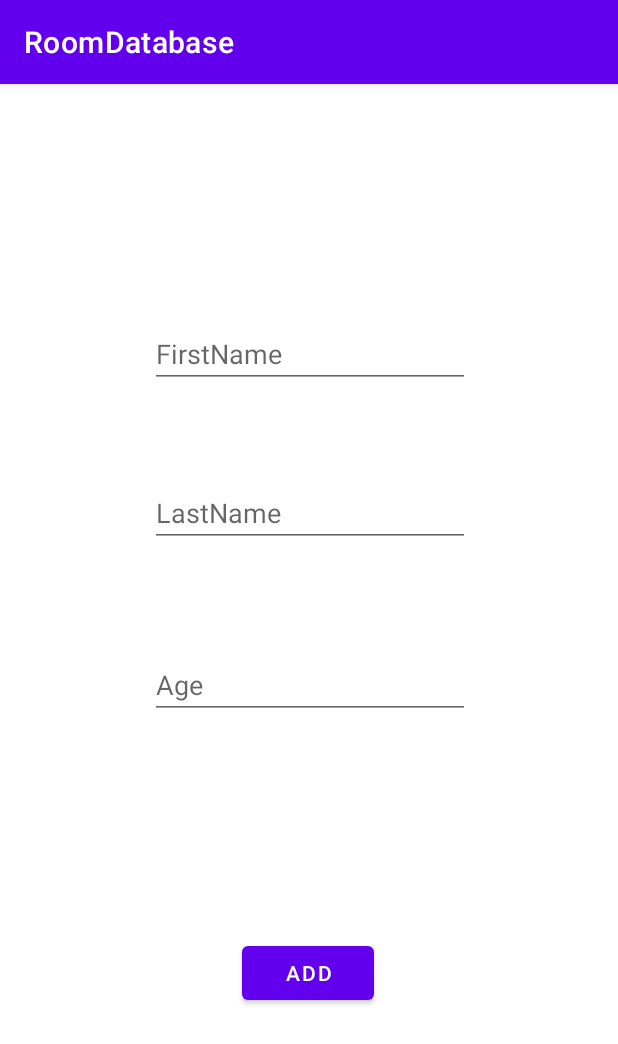
After one commit to MortezaHadi/RoomDatabase, an Android app: the AddFragment screen opened through its navigation route, on a phone screen of 412 x 824 dp. The commit adds this screen. Shown: the top 1044 px of the screen. Run offline under Robolectric (Android 15) with nearby library versions, the phone set to English and light mode, and no system bars.

Commit message:
Fragments

```diff
--- /dev/null
+++ b/app/src/main/java/com/example/roomdatabase/fragment/add/AddFragment.kt
@@ -0,0 +1,27 @@
+package com.example.roomdatabase.fragment.add
+
+import android.os.Bundle
+import androidx.fragment.app.Fragment
+import android.view.LayoutInflater
+import android.view.View
+import android.view.ViewGroup
+import androidx.recyclerview.widget.RecyclerView
+import com.example.roomdatabase.R
+import com.google.android.material.floatingactionbutton.FloatingActionButton
+
+class AddFragment : Fragment() {
+
+    override fun onCreateView(
+        inflater: LayoutInflater, container: ViewGroup?,
+        savedInstanceState: Bundle?
+    ): View? {
+        // Inflate the layout for this fragment
+        val view = inflater.inflate(R.layout.fragment_add, container, false)
+
+
+
+
+
+        return view
+    }
+}
--- /dev/null
+++ b/app/src/main/java/com/example/roomdatabase/fragment/list/ListFragment.kt
@@ -0,0 +1,26 @@
+package com.example.roomdatabase.fragment.list
+
+import android.os.Bundle
+import androidx.fragment.app.Fragment
+import android.view.LayoutInflater
+import android.view.View
+import android.view.ViewGroup
+import androidx.navigation.fragment.findNavController
+import com.example.roomdatabase.R
+import com.google.android.material.floatingactionbutton.FloatingActionButton
+
+class ListFragment : Fragment() {
+    override fun onCreateView(
+        inflater: LayoutInflater, container: ViewGroup?,
+        savedInstanceState: Bundle?
+    ): View? {
+        // Inflate the layout for this fragment
+        val view = inflater.inflate(R.layout.fragment_list, container, false)
+
+        view.findViewById<FloatingActionButton>(R.id.floatingActionButton).setOnClickListener{
+            findNavController().navigate(R.id.action_listFragment_to_addFragment)
+        }
+
+        return view
+    }
+}
--- /dev/null
+++ b/app/src/main/res/drawable/ic_add.xml
@@ -0,0 +1,5 @@
+<vector android:height="24dp" android:tint="#000000"
+    android:viewportHeight="24" android:viewportWidth="24"
+    android:width="24dp" xmlns:android="http://schemas.android.com/apk/res/android">
+    <path android:fillColor="@android:color/white" android:pathData="M19,13h-6v6h-2v-6H5v-2h6V5h2v6h6v2z"/>
+</vector>
--- a/app/src/main/res/layout/activity_main.xml
+++ b/app/src/main/res/layout/activity_main.xml
@@ -6,13 +6,18 @@
     android:layout_height="match_parent"
     tools:context=".MainActivity">
 
-    <TextView
-        android:layout_width="wrap_content"
-        android:layout_height="wrap_content"
-        android:text="Hello World!"
+
+    <androidx.fragment.app.FragmentContainerView
+        android:id="@+id/fragmentContainerView2"
+        android:name="androidx.navigation.fragment.NavHostFragment"
+        android:layout_width="409dp"
+        android:layout_height="729dp"
+        app:defaultNavHost="true"
         app:layout_constraintBottom_toBottomOf="parent"
         app:layout_constraintEnd_toEndOf="parent"
+        app:layout_constraintHorizontal_bias="0.5"
         app:layout_constraintStart_toStartOf="parent"
-        app:layout_constraintTop_toTopOf="parent" />
-
+        app:layout_constraintTop_toTopOf="parent"
+        app:layout_constraintVertical_bias="0.5"
+        app:navGraph="@navigation/my_nav" />
 </androidx.constraintlayout.widget.ConstraintLayout>
--- /dev/null
+++ b/app/src/main/res/layout/fragment_add.xml
@@ -0,0 +1,62 @@
+<?xml version="1.0" encoding="utf-8"?>
+<androidx.constraintlayout.widget.ConstraintLayout xmlns:android="http://schemas.android.com/apk/res/android"
+    xmlns:app="http://schemas.android.com/apk/res-auto"
+    xmlns:tools="http://schemas.android.com/tools"
+    android:layout_width="match_parent"
+    android:layout_height="match_parent"
+    tools:context=".fragment.add.AddFragment">
+
+    <EditText
+        android:id="@+id/tvAge"
+        android:layout_width="wrap_content"
+        android:layout_height="wrap_content"
+        android:ems="10"
+        android:hint="@string/age"
+        android:inputType="textPersonName"
+        app:layout_constraintBottom_toBottomOf="parent"
+        app:layout_constraintEnd_toEndOf="parent"
+        app:layout_constraintHorizontal_bias="0.502"
+        app:layout_constraintStart_toStartOf="parent"
+        app:layout_constraintTop_toTopOf="parent"
+        app:layout_constraintVertical_bias="0.524" />
+
+    <EditText
+        android:id="@+id/tvFirstName"
+        android:layout_width="wrap_content"
+        android:layout_height="wrap_content"
+        android:ems="10"
+        android:hint="@string/firstname"
+        android:inputType="textPersonName"
+        app:layout_constraintBottom_toBottomOf="parent"
+        app:layout_constraintEnd_toEndOf="parent"
+        app:layout_constraintHorizontal_bias="0.502"
+        app:layout_constraintStart_toStartOf="parent"
+        app:layout_constraintTop_toTopOf="parent"
+        app:layout_constraintVertical_bias="0.202" />
+
+    <EditText
+        android:id="@+id/tvLastName"
+        android:layout_width="wrap_content"
+        android:layout_height="wrap_content"
+        android:ems="10"
+        android:hint="@string/lastname"
+        android:inputType="textPersonName"
+        app:layout_constraintBottom_toBottomOf="parent"
+        app:layout_constraintEnd_toEndOf="parent"
+        app:layout_constraintHorizontal_bias="0.502"
+        app:layout_constraintStart_toStartOf="parent"
+        app:layout_constraintTop_toTopOf="parent"
+        app:layout_constraintVertical_bias="0.357" />
+
+    <Button
+        android:id="@+id/buttonAdd"
+        android:layout_width="wrap_content"
+        android:layout_height="wrap_content"
+        android:text="@string/add"
+        app:layout_constraintBottom_toBottomOf="parent"
+        app:layout_constraintEnd_toEndOf="parent"
+        app:layout_constraintHorizontal_bias="0.498"
+        app:layout_constraintStart_toStartOf="parent"
+        app:layout_constraintTop_toTopOf="parent"
+        app:layout_constraintVertical_bias="0.806" />
+</androidx.constraintlayout.widget.ConstraintLayout>
--- /dev/null
+++ b/app/src/main/res/layout/fragment_list.xml
@@ -0,0 +1,28 @@
+<?xml version="1.0" encoding="utf-8"?>
+<androidx.constraintlayout.widget.ConstraintLayout xmlns:android="http://schemas.android.com/apk/res/android"
+    xmlns:app="http://schemas.android.com/apk/res-auto"
+    xmlns:tools="http://schemas.android.com/tools"
+    android:layout_width="match_parent"
+    android:layout_height="match_parent"
+    tools:context=".fragment.list.ListFragment">
+
+    <androidx.recyclerview.widget.RecyclerView
+        android:id="@+id/recyclerView"
+        android:layout_width="match_parent"
+        android:layout_height="match_parent"
+        tools:layout_editor_absoluteX="1dp"
+        tools:layout_editor_absoluteY="1dp" />
+
+    <com.google.android.material.floatingactionbutton.FloatingActionButton
+        android:id="@+id/floatingActionButton"
+        android:layout_width="wrap_content"
+        android:layout_height="wrap_content"
+        android:layout_marginEnd="24dp"
+        android:layout_marginBottom="24dp"
+        android:focusable="true"
+        android:clickable="true"
+        android:tint="@color/white"
+        android:src="@drawable/ic_add"
+        app:layout_constraintBottom_toBottomOf="parent"
+        app:layout_constraintEnd_toEndOf="parent" />
+</androidx.constraintlayout.widget.ConstraintLayout>
--- /dev/null
+++ b/app/src/main/res/navigation/my_nav.xml
@@ -0,0 +1,26 @@
+<?xml version="1.0" encoding="utf-8"?>
+<navigation xmlns:android="http://schemas.android.com/apk/res/android"
+    xmlns:app="http://schemas.android.com/apk/res-auto"
+    xmlns:tools="http://schemas.android.com/tools"
+    android:id="@+id/my_nav"
+    app:startDestination="@id/listFragment">
+
+    <fragment
+        android:id="@+id/listFragment"
+        android:name="com.example.roomdatabase.fragment.list.ListFragment"
+        android:label="fragment_list"
+        tools:layout="@layout/fragment_list" >
+        <action
+            android:id="@+id/action_listFragment_to_addFragment"
+            app:destination="@id/addFragment" />
+    </fragment>
+    <fragment
+        android:id="@+id/addFragment"
+        android:name="com.example.roomdatabase.fragment.add.AddFragment"
+        android:label="fragment_add"
+        tools:layout="@layout/fragment_add" >
+        <action
+            android:id="@+id/action_addFragment_to_listFragment"
+            app:destination="@id/listFragment" />
+    </fragment>
+</navigation>
--- a/app/src/main/res/values/strings.xml
+++ b/app/src/main/res/values/strings.xml
@@ -1,3 +1,9 @@
 <resources>
     <string name="app_name">RoomDatabase</string>
+    <!-- TODO: Remove or change this placeholder text -->
+    <string name="hello_blank_fragment">Hello blank fragment</string>
+    <string name="firstname">FirstName</string>
+    <string name="lastname">LastName</string>
+    <string name="age">Age</string>
+    <string name="add">Add</string>
 </resources>
```
